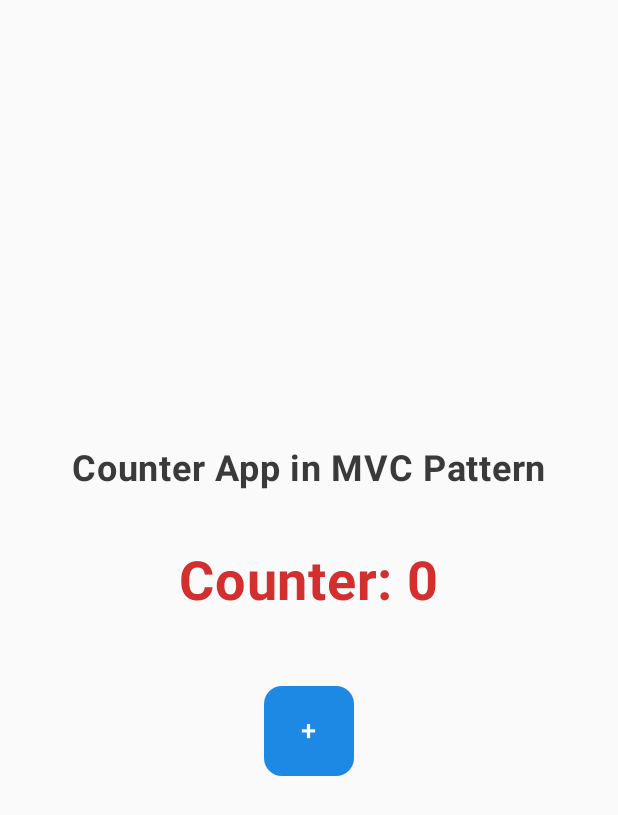
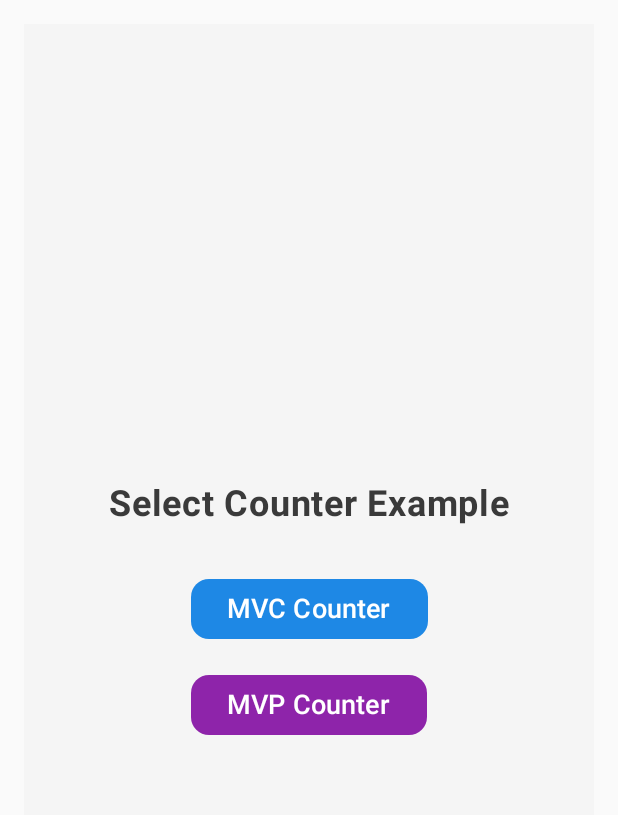
Before and after one commit to kamilb28/AndroidArchitecturePatterns, an Android app built with Jetpack Compose: the screen it shows after launch (MainActivity), on a phone screen of 412 x 824 dp. Shown: the top 815 px of the screen. Run offline under Robolectric (Android 15) with nearby library versions, the phone set to English and light mode, and no system bars.

Commit message:
Make menu and navigation

```diff
--- a/app/src/main/java/com/example/patterns/MainActivity.kt
+++ b/app/src/main/java/com/example/patterns/MainActivity.kt
@@ -3,20 +3,14 @@ package com.example.patterns
 import android.os.Bundle
 import androidx.activity.ComponentActivity
 import androidx.activity.compose.setContent
-import androidx.compose.foundation.background
-import androidx.compose.foundation.layout.*
-import androidx.compose.foundation.shape.RoundedCornerShape
-import androidx.compose.material3.*
-import androidx.compose.runtime.mutableIntStateOf
 import androidx.compose.runtime.mutableStateOf
 import androidx.compose.runtime.remember
-import androidx.compose.ui.Alignment
-import androidx.compose.ui.Modifier
-import androidx.compose.ui.graphics.Color
-import androidx.compose.ui.text.font.FontWeight
-import androidx.compose.ui.unit.dp
-import androidx.compose.ui.unit.sp
-import com.example.patterns.controllers.MvcController
+import androidx.compose.runtime.saveable.rememberSaveable
+import androidx.navigation.compose.NavHost
+import androidx.navigation.compose.composable
+import androidx.navigation.compose.rememberNavController
+import com.example.patterns.screens.MvcCounterScreen
+import com.example.patterns.screens.WelcomeScreen
 import com.example.patterns.ui.theme.AndroidArchitecturePatternsTheme
 
 class MainActivity : ComponentActivity() {
@@ -24,58 +18,96 @@ class MainActivity : ComponentActivity() {
         super.onCreate(savedInstanceState)
         setContent {
             AndroidArchitecturePatternsTheme {
-                // Define the state variable for the message
-                val counterState = remember { mutableStateOf(0) }
+                val navController = rememberNavController()
 
-                // Instantiate the controller with the message state
-                val controller = remember { MvcController(counterState) }
-
-                // Display the UI
-                Column(
-                    modifier = Modifier.fillMaxSize(),
-                    horizontalAlignment = Alignment.CenterHorizontally,
-                    verticalArrangement = Arrangement.Center
-                ) {
-                    Text(
-                        text = "Counter App in MVC Pattern",
-                        fontSize = 24.sp,
-                        fontWeight = FontWeight.Bold,
-                        color = Color(0xFF3A3A3A)
-                    )
-
-                    Spacer(modifier = Modifier.height(24.dp))
-
-                    // Counter Display
-                    Text(
-                        text = "Counter: ${counterState.value}",
-                        fontSize = 36.sp,
-                        fontWeight = FontWeight.Bold,
-                        color = Color(0xFFD32F2F),
-                        modifier = Modifier.padding(16.dp)
-                    )
-
-                    Spacer(modifier = Modifier.height(24.dp))
-
-                    // Button
-                    Button(
-                        onClick = { controller.incrementCounter() },
-                        colors = ButtonDefaults.buttonColors(
-                            containerColor = Color(0xFF1E88E5),
-                            contentColor = Color.White
-                        ),
-                        shape = RoundedCornerShape(12.dp),
-                        modifier = Modifier
-                            .padding(8.dp)
-                            .size(width = 60.dp, height = 60.dp)
-                    ) {
-                        Text(
-                            text = "+",
-                            fontSize = 18.sp,
-                            fontWeight = FontWeight.Medium
-                        )
-                    }
+                NavHost(navController = navController, startDestination = NavDestinations.Welcome.route) {
+                    composable(NavDestinations.Welcome.route) { WelcomeScreen(navController) }
+                    composable(NavDestinations.MvcCounter.route) { MvcCounterScreen(navController) }
+                    composable(NavDestinations.MvpCounter.route) { MvcCounterScreen(navController) }
                 }
             }
         }
     }
 }
+
+//package com.example.patterns
+//
+//import android.os.Bundle
+//import androidx.activity.ComponentActivity
+//import androidx.activity.compose.setContent
+//import androidx.compose.foundation.background
+//import androidx.compose.foundation.layout.*
+//import androidx.compose.foundation.shape.RoundedCornerShape
+//import androidx.compose.material3.*
+//import androidx.compose.runtime.mutableIntStateOf
+//import androidx.compose.runtime.mutableStateOf
+//import androidx.compose.runtime.remember
+//import androidx.compose.ui.Alignment
+//import androidx.compose.ui.Modifier
+//import androidx.compose.ui.graphics.Color
+//import androidx.compose.ui.text.font.FontWeight
+//import androidx.compose.ui.unit.dp
+//import androidx.compose.ui.unit.sp
+//import com.example.patterns.controllers.MvcController
+//import com.example.patterns.ui.theme.AndroidArchitecturePatternsTheme
+//
+//class MainActivity : ComponentActivity() {
+//    override fun onCreate(savedInstanceState: Bundle?) {
+//        super.onCreate(savedInstanceState)
+//        setContent {
+//            AndroidArchitecturePatternsTheme {
+//                // Define the state variable for the message
+//                val counterState = remember { mutableStateOf(0) }
+//
+//                // Instantiate the controller with the message state
+//                val controller = remember { MvcController(counterState) }
+//
+//                // Display the UI
+//                Column(
+//                    modifier = Modifier.fillMaxSize(),
+//                    horizontalAlignment = Alignment.CenterHorizontally,
+//                    verticalArrangement = Arrangement.Center
+//                ) {
+//                    Text(
+//                        text = "Counter App in MVC Pattern",
+//                        fontSize = 24.sp,
+//                        fontWeight = FontWeight.Bold,
+//                        color = Color(0xFF3A3A3A)
+//                    )
+//
+//                    Spacer(modifier = Modifier.height(24.dp))
+//
+//                    // Counter Display
+//                    Text(
+//                        text = "Counter: ${counterState.value}",
+//                        fontSize = 36.sp,
+//                        fontWeight = FontWeight.Bold,
+//                        color = Color(0xFFD32F2F),
+//                        modifier = Modifier.padding(16.dp)
+//                    )
+//
+//                    Spacer(modifier = Modifier.height(24.dp))
+//
+//                    // Button
+//                    Button(
+//                        onClick = { controller.incrementCounter() },
+//                        colors = ButtonDefaults.buttonColors(
+//                            containerColor = Color(0xFF1E88E5),
+//                            contentColor = Color.White
+//                        ),
+//                        shape = RoundedCornerShape(12.dp),
+//                        modifier = Modifier
+//                            .padding(8.dp)
+//                            .size(width = 60.dp, height = 60.dp)
+//                    ) {
+//                        Text(
+//                            text = "+",
+//                            fontSize = 18.sp,
+//                            fontWeight = FontWeight.Medium
+//                        )
+//                    }
+//                }
+//            }
+//        }
+//    }
+//}
--- /dev/null
+++ b/app/src/main/java/com/example/patterns/NavDestinations.kt
@@ -0,0 +1,7 @@
+package com.example.patterns
+
+sealed class NavDestinations(val route: String) {
+    object Welcome : NavDestinations("welcome")
+    object MvcCounter : NavDestinations("mvc_counter")
+    object MvpCounter : NavDestinations("mvp_counter")
+}
--- /dev/null
+++ b/app/src/main/java/com/example/patterns/screens/MvcCounterScreen.kt
@@ -0,0 +1,56 @@
+package com.example.patterns.screens
+
+import androidx.compose.foundation.background
+import androidx.compose.foundation.layout.*
+import androidx.compose.foundation.shape.RoundedCornerShape
+import androidx.compose.material3.*
+import androidx.compose.runtime.Composable
+import androidx.compose.runtime.mutableStateOf
+import androidx.compose.runtime.remember
+import androidx.compose.ui.Alignment
+import androidx.compose.ui.Modifier
+import androidx.compose.ui.graphics.Color
+import androidx.compose.ui.text.font.FontWeight
+import androidx.compose.ui.unit.dp
+import androidx.compose.ui.unit.sp
+import androidx.navigation.NavHostController
+import com.example.patterns.NavDestinations
+import com.example.patterns.controllers.MvcController
+
+@Composable
+fun MvcCounterScreen(navController: NavHostController) {
+    val counterState = remember { mutableStateOf(0) }
+    val mvcController = remember { MvcController(counterState) }
+
+    Column(
+        modifier = Modifier
+            .fillMaxSize()
+            .padding(16.dp)
+            .background(color = Color(0xFFF5F5F5)),
+        horizontalAlignment = Alignment.CenterHorizontally,
+        verticalArrangement = Arrangement.Center
+    ) {
+        Text("MVC Counter", fontSize = 24.sp, fontWeight = FontWeight.Bold, color = Color(0xFF3A3A3A))
+
+        Spacer(modifier = Modifier.height(24.dp))
+
+        Text("Counter: ${counterState.value}", fontSize = 36.sp, fontWeight = FontWeight.Bold, color = Color(0xFFD32F2F))
+
+        Spacer(modifier = Modifier.height(24.dp))
+
+        Button(
+            onClick = { mvcController.incrementCounter() },
+            colors = ButtonDefaults.buttonColors(containerColor = Color(0xFF1E88E5), contentColor = Color.White),
+            shape = RoundedCornerShape(12.dp),
+            modifier = Modifier.padding(8.dp)
+        ) {
+            Text("+", fontSize = 18.sp, fontWeight = FontWeight.Medium)
+        }
+
+        Spacer(modifier = Modifier.height(24.dp))
+
+        Button(onClick = { navController.popBackStack() }) {
+            Text("Back to Menu")
+        }
+    }
+}
--- /dev/null
+++ b/app/src/main/java/com/example/patterns/screens/WelcomeScreen.kt
@@ -0,0 +1,54 @@
+package com.example.patterns.screens
+
+import androidx.compose.foundation.background
+import androidx.compose.foundation.layout.*
+import androidx.compose.foundation.shape.RoundedCornerShape
+import androidx.compose.material3.*
+import androidx.compose.runtime.Composable
+import androidx.compose.ui.Alignment
+import androidx.compose.ui.Modifier
+import androidx.compose.ui.graphics.Color
+import androidx.compose.ui.text.font.FontWeight
+import androidx.compose.ui.unit.dp
+import androidx.compose.ui.unit.sp
+import androidx.navigation.NavHostController
+import com.example.patterns.NavDestinations
+
+@Composable
+fun WelcomeScreen(navController: NavHostController) {
+    Column(
+        modifier = Modifier
+            .fillMaxSize()
+            .padding(16.dp)
+            .background(color = Color(0xFFF5F5F5)),
+        horizontalAlignment = Alignment.CenterHorizontally,
+        verticalArrangement = Arrangement.Center
+    ) {
+        Text(
+            text = "Select Counter Example",
+            fontSize = 24.sp,
+            fontWeight = FontWeight.Bold,
+            color = Color(0xFF3A3A3A)
+        )
+
+        Spacer(modifier = Modifier.height(24.dp))
+
+        Button(
+            onClick = { navController.navigate(NavDestinations.MvcCounter.route) },
+            colors = ButtonDefaults.buttonColors(containerColor = Color(0xFF1E88E5), contentColor = Color.White),
+            shape = RoundedCornerShape(12.dp),
+            modifier = Modifier.padding(8.dp)
+        ) {
+            Text("MVC Counter", fontSize = 18.sp, fontWeight = FontWeight.Medium)
+        }
+
+        Button(
+            onClick = { navController.navigate(NavDestinations.MvpCounter.route) },
+            colors = ButtonDefaults.buttonColors(containerColor = Color(0xFF8E24AA), contentColor = Color.White),
+            shape = RoundedCornerShape(12.dp),
+            modifier = Modifier.padding(8.dp)
+        ) {
+            Text("MVP Counter", fontSize = 18.sp, fontWeight = FontWeight.Medium)
+        }
+    }
+}
```
